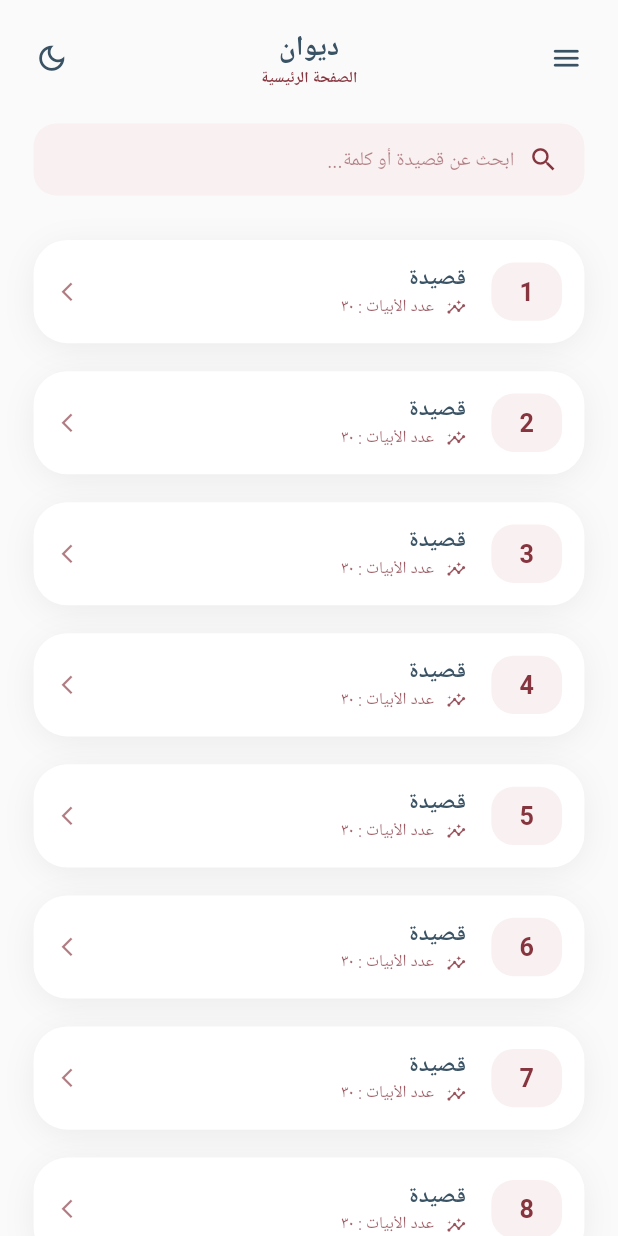
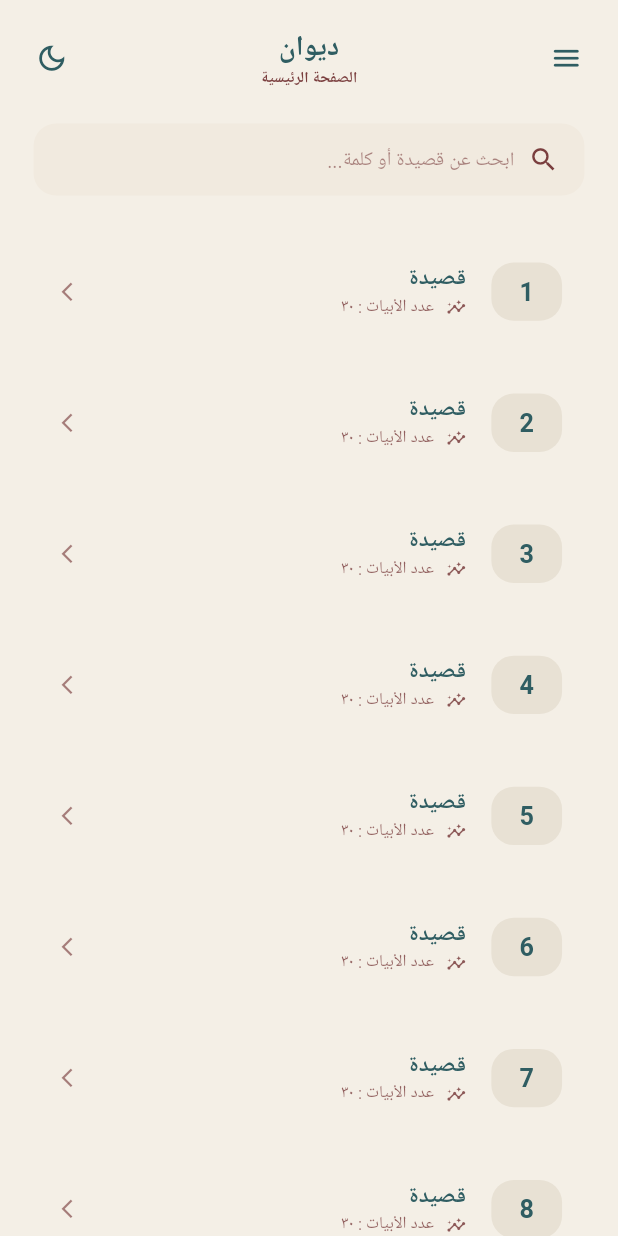
Before and after one commit to HazemAttia7/Diwan-App, a Flutter app: the screen it shows after launch, on a phone screen of 412 x 824 dp. Run offline on Flutter 3.47's test engine with Material 3 defaults, Android fonts, the phone set to English and light mode, and no system bars; drawn by our look-alikes of hidden_drawer_menu; our stand-ins replace flutter_screenutil, gap, go_router, google_fonts, loading_animation_widget, shared_preferences; Roboto replaces fonts that are missing (Tajawal).

Commit message:
chore : edit theme colors

```diff
--- a/lib/core/controllers/theme/theme.dart
+++ b/lib/core/controllers/theme/theme.dart
@@ -2,22 +2,22 @@ import 'package:flutter/material.dart';
 import 'package:google_fonts/google_fonts.dart';
 
 ThemeData lightTheme = ThemeData.light().copyWith(
-  scaffoldBackgroundColor: const Color(0xFFFBFAFA),
+  scaffoldBackgroundColor: const Color(0xFFF4EFE6),
   brightness: Brightness.light,
   textTheme: GoogleFonts.tajawalTextTheme().apply(
-    bodyColor: const Color(0xFF395264),
-    displayColor: const Color(0xFF86353F),
+    bodyColor: const Color(0xFF2F5D62),
+    displayColor: const Color(0xFF7A3E3E),
   ),
   colorScheme: const ColorScheme.light(
-    primary: Color(0xFF395264),
-    secondary: Color(0xFF86353F),
-    tertiary: Color(0xFFD8B284),
-    surface: Color(0xFFF4E6E6),
-    surfaceContainer: Colors.white,
-    surfaceContainerHigh: Color(0xFFF9F1F1),
-    surfaceContainerHighest: Color(0xFFF7DCDC),
-    outline: Color(0xFFD6C2C2),
-    outlineVariant: Color(0xFFD3DAE6),
+    primary: Color(0xFF2F5D62),
+    secondary: Color(0xFF7A3E3E),
+    tertiary: Color(0xFFC2A878),
+    surface: Color(0xFFF4EFE6),
+    surfaceContainer: Color(0xFFFFFFFF),
+    surfaceContainerHigh: Color(0xFFE8E1D4),
+    surfaceContainerHighest: Color(0xFFF1EADF),
+    outline: Color(0xFFD6CFC2),
+    outlineVariant: Color(0xFFE6DFD3),
     shadow: Color(0xFF000000),
   ),
 );
@@ -26,19 +26,20 @@ ThemeData darkTheme = ThemeData.dark().copyWith(
   brightness: Brightness.dark,
   scaffoldBackgroundColor: const Color(0xFF1D1D1D),
   textTheme: GoogleFonts.tajawalTextTheme().apply(
-    bodyColor: const Color(0xFFBFD3E0),
-    displayColor: const Color(0xFFE39AA4),
+    bodyColor: const Color(0xFFB8D4D7),
+    displayColor: const Color(0xFFE3A8A8),
   ),
   colorScheme: const ColorScheme.dark(
-    primary: Color(0xFFBFD3E0),
-    secondary: Color(0xFFE39AA4),
-    tertiary: Color(0xFFF0CFA0),
+    primary: Color(0xFFB8D4D7),
+    secondary: Color(0xFFE3A8A8),
+    tertiary: Color(0xFFE7CFA4),
     surface: Color(0xFF1D1D1D),
     surfaceContainer: Color(0xFF242424),
     surfaceContainerHigh: Color(0xFF2A2A2A),
     surfaceContainerHighest: Color(0xFF303030),
-    outline: Color(0xFF4A4A4A),
-    outlineVariant: Color(0xFF5C6A75),
+    outline: Color(0xFF555555),
+    outlineVariant: Color(0xFF666666),
+
     shadow: Color(0xFF000000),
   ),
 );
--- a/lib/features/home/presentation/views/widgets/custom_numbered_list_tile.dart
+++ b/lib/features/home/presentation/views/widgets/custom_numbered_list_tile.dart
@@ -25,9 +25,12 @@ class CustomNumberedListTile extends StatelessWidget {
             color: Theme.of(context).colorScheme.surfaceContainerHigh,
             borderRadius: BorderRadius.circular(16.r),
           ),
-          child: Text(number.toString(), style: context.textStyle18.copyWith(
-    color: Theme.of(context).colorScheme.secondary,
-          )),
+          child: Text(
+            number.toString(),
+            style: context.textStyle18.copyWith(
+              color: Theme.of(context).colorScheme.primary,
+            ),
+          ),
         ),
         Gap(MediaQuery.sizeOf(context).width * 0.041),
         Expanded(
--- a/lib/features/home/presentation/views/widgets/custom_search_field.dart
+++ b/lib/features/home/presentation/views/widgets/custom_search_field.dart
@@ -10,7 +10,7 @@ class CustomSearchField extends StatelessWidget {
     return TextField(
       decoration: InputDecoration(
         contentPadding: EdgeInsets.symmetric(horizontal: 16.w, vertical: 8.h),
-        fillColor: Theme.of(context).colorScheme.surfaceContainerHigh,
+        fillColor: Theme.of(context).colorScheme.surfaceContainerHighest,
         filled: true,
         border: OutlineInputBorder(
           borderRadius: BorderRadius.circular(16.r),
--- a/lib/features/home/presentation/views/widgets/home_view_body.dart
+++ b/lib/features/home/presentation/views/widgets/home_view_body.dart
@@ -30,6 +30,7 @@ class HomeViewBody extends StatelessWidget {
                     xOffset: 50.w,
                   ),
                   Gap(MediaQuery.sizeOf(context).height * 0.027),
+                  // TODO : edit animation opacity problem
                   StaggeredAnimatedOpacityTranslation(
                     delay: const Duration(milliseconds: 700),
                     widget: const CustomSearchField(),
--- a/lib/features/home/presentation/views/widgets/poem_action_bar.dart
+++ b/lib/features/home/presentation/views/widgets/poem_action_bar.dart
@@ -19,7 +19,7 @@ class PoemActionBar extends StatelessWidget {
       child: Ink(
         padding: EdgeInsets.symmetric(horizontal: 16.sp, vertical: 18.sp),
         decoration: BoxDecoration(
-          color: Theme.of(context).colorScheme.surfaceContainer,
+          color: Theme.of(context).colorScheme.surfaceContainerHighest,
           borderRadius: BorderRadius.circular(16.r),
           boxShadow: [
             BoxShadow(
--- a/lib/features/home/presentation/views/widgets/poem_card.dart
+++ b/lib/features/home/presentation/views/widgets/poem_card.dart
@@ -17,23 +17,7 @@ class PoemCard extends StatelessWidget {
 
   @override
   Widget build(BuildContext context) {
-    return Container(
-      decoration: BoxDecoration(
-        borderRadius: BorderRadius.circular(24.r),
-        color: Colors.transparent, // let Material handle the color
-        boxShadow: [
-          BoxShadow(
-            color: Theme.of(context).colorScheme.shadow.withValues(alpha: 0.07),
-            blurRadius: 20.sp,
-            spreadRadius: -2.sp,
-            offset: const Offset(0, 4),
-          ),
-        ],
-      ),
-      child: Material(
-        color: Theme.of(context).colorScheme.surfaceContainer,
-        borderRadius: BorderRadius.circular(24.r),
-        child: InkWell(
+    return InkWell(
       borderRadius: BorderRadius.circular(24.r),
       onTap: onTap,
       child: Padding(
@@ -60,8 +44,6 @@ class PoemCard extends StatelessWidget {
           ],
         ),
       ),
-        ),
-      ),
     );
   }
 }
```
Lines whose indentation alone changed are shown as unchanged.
